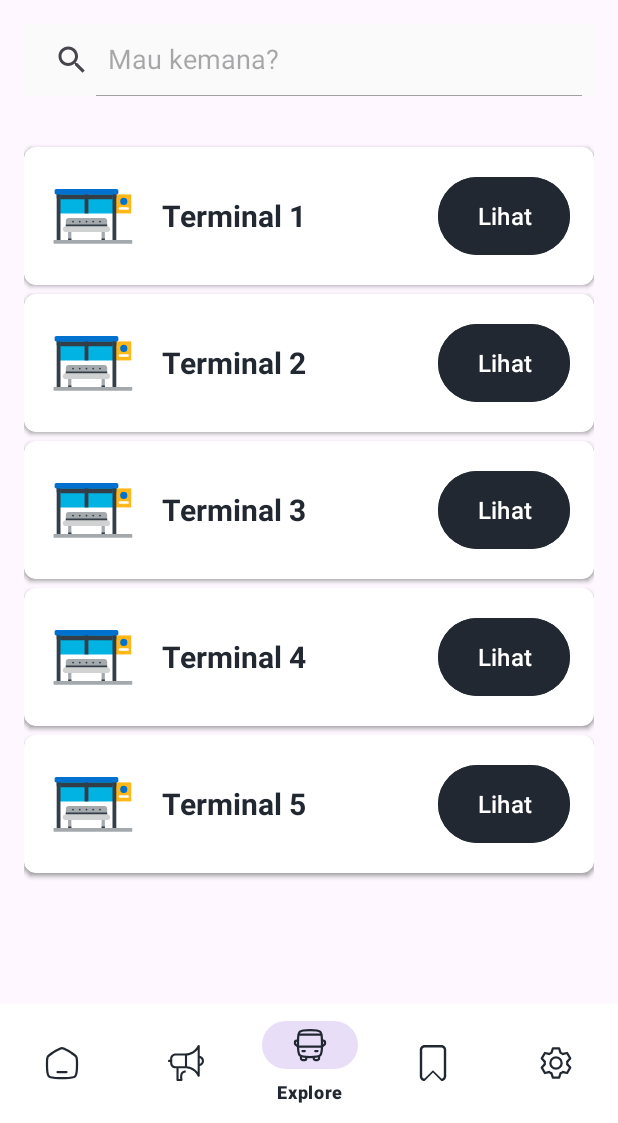
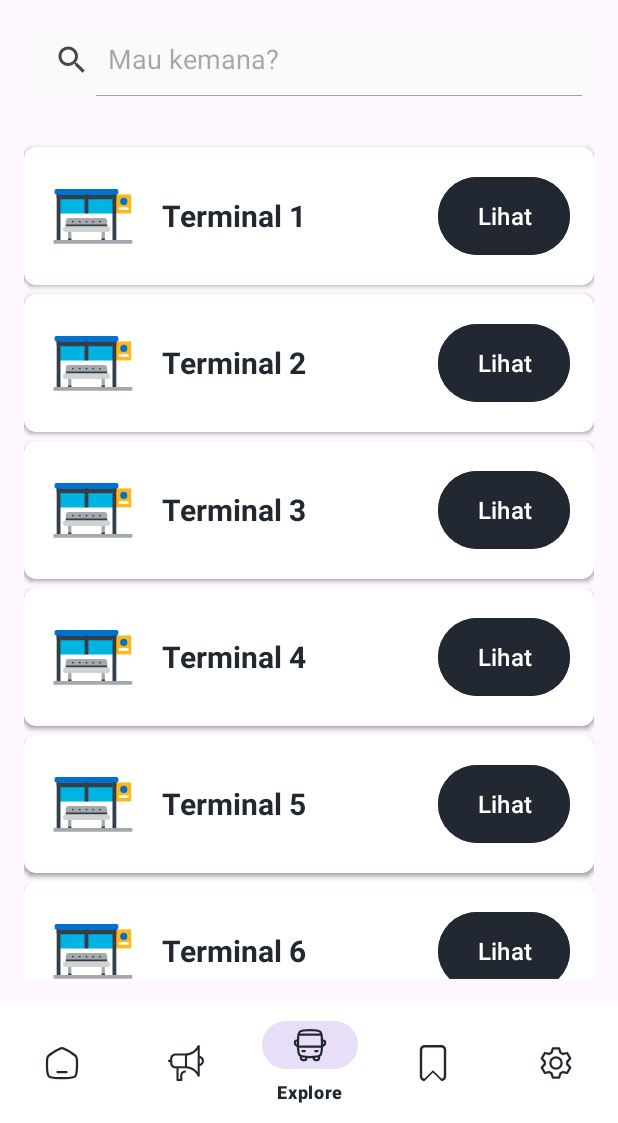
Before and after one commit to neddy1298/RutBis, an Android app: the screen it shows after launch (MainActivity), item 3 of the bottom bar chosen, on a phone screen of 412 x 824 dp, the part 113-1236 px from its top. Run offline under Robolectric (Android 15) with nearby library versions, the phone set to English and light mode, and no system bars.

Commit message:
add 1 addition list data

```diff
--- a/app/src/main/java/live/neddyap/rutbis/ui/explore/ExploreFragment.kt
+++ b/app/src/main/java/live/neddyap/rutbis/ui/explore/ExploreFragment.kt
@@ -64,7 +64,7 @@ class ExploreFragment : Fragment() {
         tabHost.addTab(spec)
 
 //        busImageList = arrayListOf(R.drawable.ic_bus_colored,R.drawable.ic_bus_colored,R.drawable.ic_bus_colored,R.drawable.ic_bus_colored,R.drawable.ic_bus_colored,)
-        busTitleList = arrayListOf("Bus 1", "Bus 2", "Bus 3", "Bus 4", "Bus 5")
+        busTitleList = arrayListOf("Bus 1", "Bus 2", "Bus 3", "Bus 4", "Bus 5", "Bus 6")
         busRecyclerView = binding.busRecyclerView
         busRecyclerView.layoutManager = LinearLayoutManager(context)
         busRecyclerView.setHasFixedSize(true)
@@ -74,7 +74,7 @@ class ExploreFragment : Fragment() {
 
 
 //        terminalImageList = arrayListOf(R.drawable.ic_bus_stop,R.drawable.ic_bus_stop,R.drawable.ic_bus_stop,R.drawable.ic_bus_stop,R.drawable.ic_bus_stop,)
-        terminalTitleList = arrayListOf("Terminal 1", "Terminal 2", "Terminal 3", "Terminal 4", "Terminal 5")
+        terminalTitleList = arrayListOf("Terminal 1", "Terminal 2", "Terminal 3", "Terminal 4", "Terminal 5", "Terminal 6")
         terminalRecyclerView = binding.terminalRecyclerView
         terminalRecyclerView.layoutManager = LinearLayoutManager(context)
         terminalRecyclerView.setHasFixedSize(true)
```
